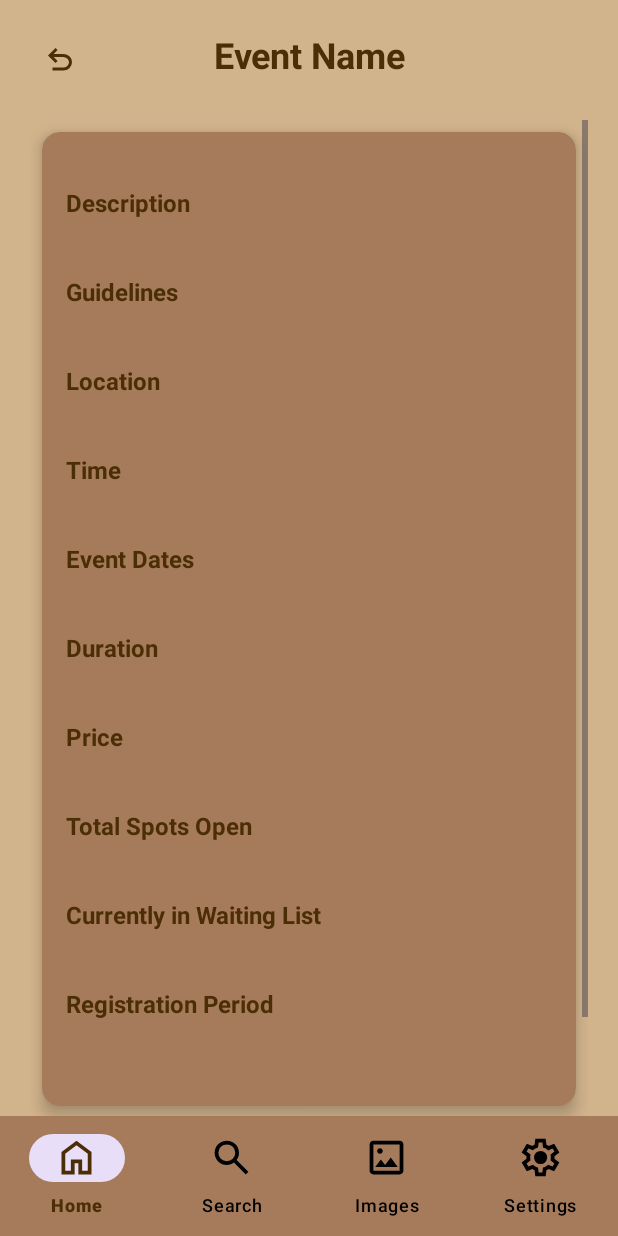
After one commit to CMPUT301F25hotpot0/hotpot0-match, an Android app: the layout section3_manageevent_activity.xml on its own in the app's theme, with its tools: preview values and no code run, on a phone screen of 412 x 824 dp. The commit adds this screen. Run offline under Robolectric (Android 15) with nearby library versions, the phone set to English and light mode, and no system bars; Roboto replaces fonts that are not available here.

Commit message:
sejal update

```diff
--- /dev/null
+++ b/hotpot0/app/src/main/res/layout/section3_manageevent_activity.xml
@@ -0,0 +1,320 @@
+<?xml version="1.0" encoding="utf-8"?>
+<androidx.constraintlayout.widget.ConstraintLayout
+    xmlns:android="http://schemas.android.com/apk/res/android"
+    xmlns:app="http://schemas.android.com/apk/res-auto"
+    android:layout_width="match_parent"
+    android:layout_height="match_parent"
+    android:background="@drawable/gradient_background">
+
+    <!-- Header with back button and title -->
+    <LinearLayout
+        android:id="@+id/headerLayout"
+        android:layout_width="match_parent"
+        android:layout_height="wrap_content"
+        android:orientation="horizontal"
+        android:padding="20dp"
+        android:paddingTop="10dp"
+        android:paddingBottom="18dp"
+        app:layout_constraintTop_toTopOf="parent"
+        app:layout_constraintStart_toStartOf="parent"
+        app:layout_constraintEnd_toEndOf="parent">
+
+        <ImageButton
+            android:id="@+id/backButton"
+            android:layout_width="40dp"
+            android:layout_height="40dp"
+            android:background="?attr/selectableItemBackgroundBorderless"
+            android:padding="8dp"
+            android:src="@drawable/ic_back"
+            android:contentDescription="Back"
+            app:tint="@color/text" />
+
+        <TextView
+            android:id="@+id/manageEventTitle"
+            android:layout_width="0dp"
+            android:layout_height="wrap_content"
+            android:layout_weight="1"
+            android:text="Event Name"
+            android:textColor="@color/text"
+            android:textSize="24sp"
+            android:textStyle="bold"
+            android:gravity="center" />
+
+        <View
+            android:layout_width="40dp"
+            android:layout_height="40dp"/>
+    </LinearLayout>
+
+    <!-- Scrollable content -->
+    <ScrollView
+        android:layout_width="match_parent"
+        android:layout_height="0dp"
+        android:paddingStart="20dp"
+        android:paddingEnd="20dp"
+        app:layout_constraintTop_toBottomOf="@+id/headerLayout"
+        app:layout_constraintStart_toStartOf="parent"
+        app:layout_constraintEnd_toEndOf="parent"
+        app:layout_constraintBottom_toTopOf="@+id/adminBottomNavigationView">
+
+        <LinearLayout
+            android:layout_width="match_parent"
+            android:layout_height="wrap_content"
+            android:orientation="vertical"
+            android:gravity="center">
+
+            <!-- EVENT DETAILS CARD -->
+            <androidx.cardview.widget.CardView
+                android:id="@+id/eventInfoCard"
+                android:layout_width="match_parent"
+                android:layout_height="wrap_content"
+                android:layout_margin="8dp"
+                app:cardCornerRadius="12dp"
+                app:cardElevation="6dp"
+                android:backgroundTint="@color/bar">
+
+                <LinearLayout
+                    android:layout_width="match_parent"
+                    android:layout_height="wrap_content"
+                    android:orientation="vertical"
+                    android:padding="16dp"
+                    android:gravity="center_horizontal">
+
+                    <!-- Event Image -->
+                    <ImageView
+                        android:id="@+id/eventImage"
+                        android:layout_width="match_parent"
+                        android:layout_height="wrap_content"
+                        android:adjustViewBounds="true"
+                        android:scaleType="centerCrop"
+                        android:maxHeight="400dp"
+                        android:layout_marginBottom="20dp"
+                        android:contentDescription="Event Poster" />
+
+                    <!-- Description Title -->
+                    <TextView
+                        android:layout_width="match_parent"
+                        android:layout_height="wrap_content"
+                        android:text="Description"
+                        android:textColor="@color/text"
+                        android:textStyle="bold"
+                        android:textSize="16sp"
+                        android:layout_marginBottom="4dp" />
+
+                    <TextView
+                        android:id="@+id/previewDescription"
+                        android:layout_width="match_parent"
+                        android:layout_height="wrap_content"
+                        android:textColor="#FFFFFF"
+                        android:textSize="15sp"
+                        android:layout_marginBottom="12dp" />
+
+                    <!-- Guidelines Title -->
+                    <TextView
+                        android:layout_width="match_parent"
+                        android:layout_height="wrap_content"
+                        android:text="Guidelines"
+                        android:textColor="@color/text"
+                        android:textStyle="bold"
+                        android:textSize="16sp"
+                        android:layout_marginBottom="4dp" />
+
+                    <TextView
+                        android:id="@+id/previewGuidelines"
+                        android:layout_width="match_parent"
+                        android:layout_height="wrap_content"
+                        android:textColor="#FFFFFF"
+                        android:textSize="15sp"
+                        android:layout_marginBottom="12dp" />
+
+                    <!-- Location Title -->
+                    <TextView
+                        android:layout_width="match_parent"
+                        android:layout_height="wrap_content"
+                        android:text="Location"
+                        android:textColor="@color/text"
+                        android:textStyle="bold"
+                        android:textSize="16sp"
+                        android:layout_marginBottom="4dp" />
+
+                    <TextView
+                        android:id="@+id/previewLocation"
+                        android:layout_width="match_parent"
+                        android:layout_height="wrap_content"
+                        android:textColor="#FFFFFF"
+                        android:textSize="15sp"
+                        android:layout_marginBottom="12dp" />
+
+                    <!-- Time Title -->
+                    <TextView
+                        android:layout_width="match_parent"
+                        android:layout_height="wrap_content"
+                        android:text="Time"
+                        android:textColor="@color/text"
+                        android:textStyle="bold"
+                        android:textSize="16sp"
+                        android:layout_marginBottom="4dp" />
+
+                    <TextView
+                        android:id="@+id/previewTimeAndDay"
+                        android:layout_width="match_parent"
+                        android:layout_height="wrap_content"
+                        android:textColor="#FFFFFF"
+                        android:textSize="15sp"
+                        android:layout_marginBottom="12dp" />
+
+                    <!-- Date Range Title -->
+                    <TextView
+                        android:layout_width="match_parent"
+                        android:layout_height="wrap_content"
+                        android:text="Event Dates"
+                        android:textColor="@color/text"
+                        android:textStyle="bold"
+                        android:textSize="16sp"
+                        android:layout_marginBottom="4dp" />
+
+                    <TextView
+                        android:id="@+id/previewDateRange"
+                        android:layout_width="match_parent"
+                        android:layout_height="wrap_content"
+                        android:textColor="#FFFFFF"
+                        android:textSize="15sp"
+                        android:layout_marginBottom="12dp" />
+
+                    <!-- Duration Title -->
+                    <TextView
+                        android:layout_width="match_parent"
+                        android:layout_height="wrap_content"
+                        android:text="Duration"
+                        android:textColor="@color/text"
+                        android:textStyle="bold"
+                        android:textSize="16sp"
+                        android:layout_marginBottom="4dp" />
+
+                    <TextView
+                        android:id="@+id/previewDuration"
+                        android:layout_width="match_parent"
+                        android:layout_height="wrap_content"
+                        android:textColor="#FFFFFF"
+                        android:textSize="15sp"
+                        android:layout_marginBottom="12dp" />
+
+                    <!-- Price Title -->
+                    <TextView
+                        android:layout_width="match_parent"
+                        android:layout_height="wrap_content"
+                        android:text="Price"
+                        android:textColor="@color/text"
+                        android:textStyle="bold"
+                        android:textSize="16sp"
+                        android:layout_marginBottom="4dp" />
+
+                    <TextView
+                        android:id="@+id/previewPrice"
+                        android:layout_width="match_parent"
+                        android:layout_height="wrap_content"
+                        android:textColor="#FFFFFF"
+                        android:textSize="15sp"
+                        android:layout_marginBottom="12dp" />
+
+                    <!-- Capacity Title -->
+                    <TextView
+                        android:layout_width="match_parent"
+                        android:layout_height="wrap_content"
+                        android:text="Total Spots Open"
+                        android:textColor="@color/text"
+                        android:textStyle="bold"
+                        android:textSize="16sp"
+                        android:layout_marginBottom="4dp" />
+
+                    <TextView
+                        android:id="@+id/previewSpotsOpen"
+                        android:layout_width="match_parent"
+                        android:layout_height="wrap_content"
+                        android:textColor="#FFFFFF"
+                        android:textSize="15sp"
+                        android:layout_marginBottom="12dp" />
+
+                    <!-- Waiting List Title -->
+                    <TextView
+                        android:layout_width="match_parent"
+                        android:layout_height="wrap_content"
+                        android:text="Currently in Waiting List"
+                        android:textColor="@color/text"
+                        android:textStyle="bold"
+                        android:textSize="16sp"
+                        android:layout_marginBottom="4dp" />
+
+                    <TextView
+                        android:id="@+id/previewWaitingList"
+                        android:layout_width="match_parent"
+                        android:layout_height="wrap_content"
+                        android:textColor="#FFFFFF"
+                        android:textSize="15sp"
+                        android:layout_marginBottom="12dp" />
+
+                    <!-- Registration Period -->
+                    <TextView
+                        android:layout_width="match_parent"
+                        android:layout_height="wrap_content"
+                        android:text="Registration Period"
+                        android:textColor="@color/text"
+                        android:textStyle="bold"
+                        android:textSize="16sp"
+                        android:layout_marginBottom="4dp" />
+
+                    <TextView
+                        android:id="@+id/previewDaysLeft"
+                        android:layout_width="match_parent"
+                        android:layout_height="wrap_content"
+                        android:textColor="#FFFFFF"
+                        android:textSize="15sp"
+                        android:layout_marginBottom="16dp" />
+
+                    <!-- Geolocation -->
+                    <TextView
+                        android:id="@+id/GeolocationStatus"
+                        android:layout_width="match_parent"
+                        android:layout_height="wrap_content"
+                        android:text="Geolocation Enabled"
+                        android:textColor="@color/text"
+                        android:textStyle="bold"
+                        android:gravity="center"
+                        android:layout_marginBottom="24dp"
+                        android:visibility="gone" />
+
+                </LinearLayout>
+            </androidx.cardview.widget.CardView>
+
+            <!-- REMOVE EVENT BUTTON -->
+            <com.google.android.material.button.MaterialButton
+                android:id="@+id/removeEventButton"
+                android:layout_width="wrap_content"
+                android:layout_height="wrap_content"
+                android:text="@string/remove_event"
+                android:textColor="@color/text"
+                android:layout_marginTop="24dp"
+                app:backgroundTint="@color/bar"
+                app:cornerRadius="8dp"
+                app:strokeColor="@color/text"
+                app:strokeWidth="1dp" />
+
+        </LinearLayout>
+
+    </ScrollView>
+
+    <!-- Bottom navigation -->
+    <com.google.android.material.bottomnavigation.BottomNavigationView
+        android:id="@+id/adminBottomNavigationView"
+        android:layout_width="0dp"
+        android:layout_height="wrap_content"
+        android:background="@color/bar"
+        app:menu="@menu/admin_bottom_nav_menu"
+        app:itemIconTint="@color/nav_item_selector"
+        app:itemTextColor="@color/nav_item_selector"
+        app:labelVisibilityMode="labeled"
+        app:itemIconSize="30dp"
+        app:layout_constraintBottom_toBottomOf="parent"
+        app:layout_constraintStart_toStartOf="parent"
+        app:layout_constraintEnd_toEndOf="parent" />
+
+</androidx.constraintlayout.widget.ConstraintLayout>
--- a/hotpot0/app/src/main/res/values/strings.xml
+++ b/hotpot0/app/src/main/res/values/strings.xml
@@ -76,6 +76,7 @@
     <string name="select_event_end_date">Select Event End Date</string>
     <string name="select_registration_start_date">Select Registration Start Date</string>
     <string name="select_registration_end_date">Select Registration End Date</string>
+    <string name="remove_event">Remove Event</string>
 
     <!-- Section 3 -->
 
```
Also changed, not shown: hotpot0/app/src/main/java/com/example/hotpot0/section3/views/AdminEventAdapter.java (added, +52 -0 lines), hotpot0/app/src/main/java/com/example/hotpot0/section3/views/AdminSearchActivity.java (added, +98 -0 lines), hotpot0/app/src/main/java/com/example/hotpot0/section3/views/ManageEventActivity.java (added, +107 -0 lines).
